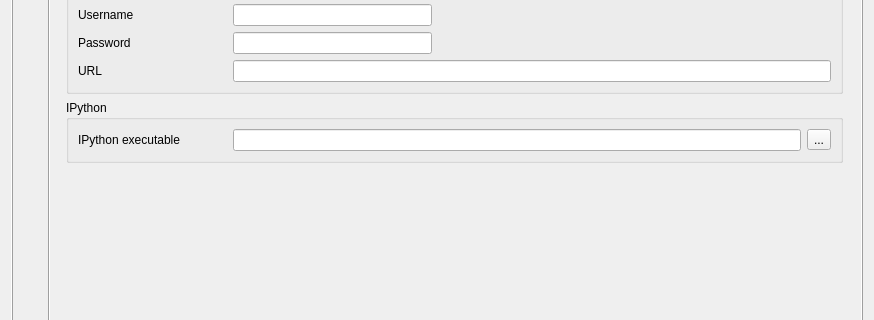
Above: qpfhmi/configtool.ui from aardalath/qpf before the change; both pictures show x 0 to 874 and y 506 to 826 of the 874 by 970 pixel window. Below: the same form after it.
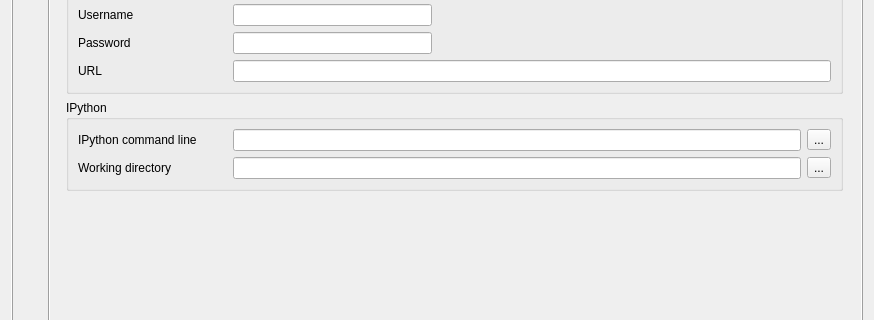
That is the form after the change. The open tabs and pages were chosen to show the change. Icons and pictures are not drawn.

Commit message: Configuration for IPython includes command line and working path

What changed in the file:
```diff
--- a/qpfhmi/configtool.ui
+++ b/qpfhmi/configtool.ui
@@ -2243,7 +2243,7 @@
         <x>0</x>
         <y>0</y>
         <width>852</width>
-        <height>594</height>
+        <height>592</height>
        </rect>
       </property>
       <attribute name="icon">
@@ -2499,11 +2499,18 @@
             </property>
             <layout class="QHBoxLayout" name="horizontalLayout_23">
              <item>
-              <layout class="QGridLayout" name="gridLayout_4" columnstretch="1,4">
+              <layout class="QGridLayout" name="gridLayout_5" columnstretch="1,4">
+               <item row="1" column="0">
+                <widget class="QLabel" name="label_27">
+                 <property name="text">
+                  <string>Working directory</string>
+                 </property>
+                </widget>
+               </item>
                <item row="0" column="0">
                 <widget class="QLabel" name="label_13">
                  <property name="text">
-                  <string>IPython executable</string>
+                  <string>IPython command line</string>
                  </property>
                 </widget>
                </item>
@@ -2513,7 +2520,21 @@
                   <widget class="QLineEdit" name="edIPythonExe"/>
                  </item>
                  <item>
-                  <widget class="QToolButton" name="tbtnIPythonExe">
+                  <widget class="QToolButton" name="tbtnIPythonCmd">
+                   <property name="text">
+                    <string>...</string>
+                   </property>
+                  </widget>
+                 </item>
+                </layout>
+               </item>
+               <item row="1" column="1">
+                <layout class="QHBoxLayout" name="horizontalLayout_43" stretch="1,0">
+                 <item>
+                  <widget class="QLineEdit" name="edIPythonPath"/>
+                 </item>
+                 <item>
+                  <widget class="QToolButton" name="tbtnIPythonWorkdir">
                    <property name="text">
                     <string>...</string>
                    </property>
```
Left out of the diff: 47 changed lines with no effect on the pictures. The commit also changes 5 other files.
